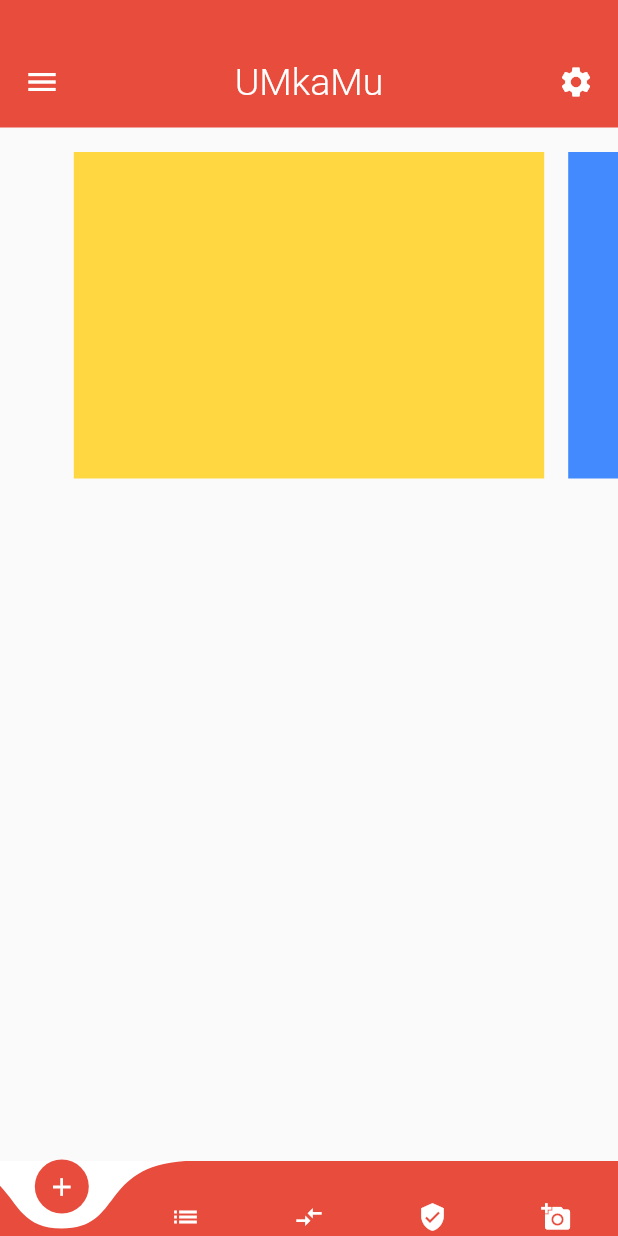
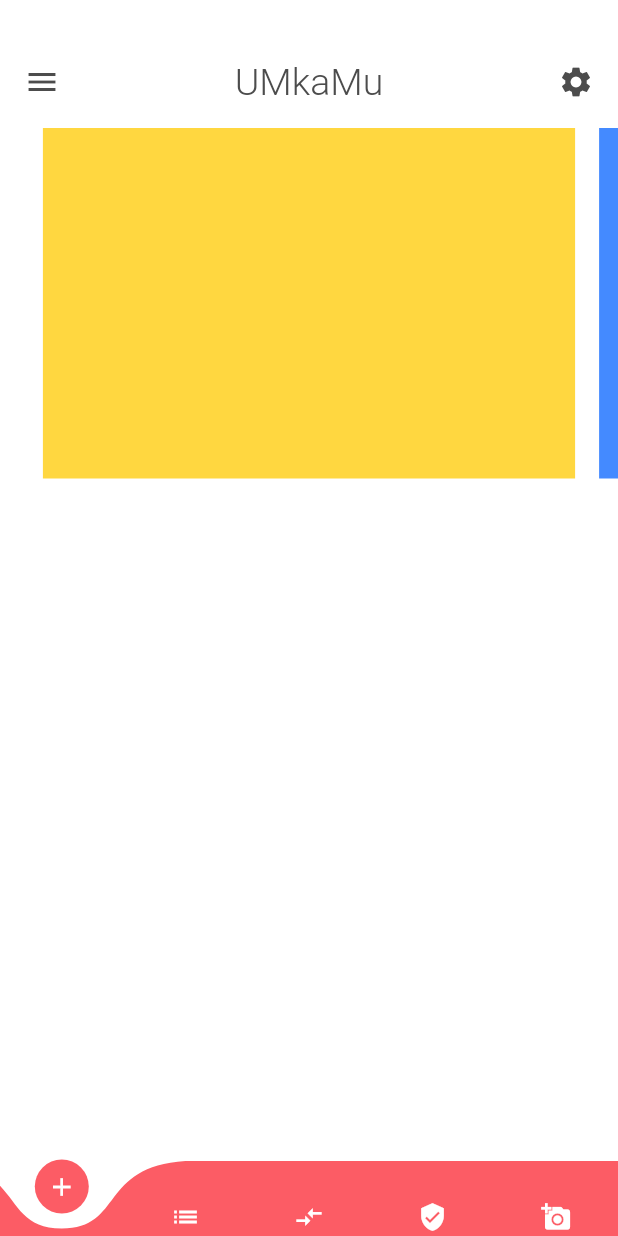
Before and after one commit to conclude91/umkamu-hybrid, a Flutter app: the screen it shows after launch, on a phone screen of 412 x 824 dp. Run offline on Flutter 3.47's test engine with Material 2 defaults, Android fonts, the phone set to English and light mode, and no system bars; drawn by our look-alikes of curved_navigation_bar; missing offline and left inert: flutter_open_whatsapp; Roboto replaces fonts that are missing (fonts/Roboto-Light.tff).

```diff
--- a/lib/sidebar_menu_dashboard_layout.dart
+++ b/lib/sidebar_menu_dashboard_layout.dart
@@ -1,12 +1,13 @@
 import 'package:curved_navigation_bar/curved_navigation_bar.dart';
 import 'package:flutter/cupertino.dart';
 import 'package:flutter/material.dart';
+import 'package:umkamu/whatsapp_layout.dart';
 
 final String appName = "UMkaMu";
 final Color backgroundColor = Color(0xFFFFFFFF);
 final Color primaryContentColor = Color(0xFF4C4C4C);
 final Color secondaryContentColor = Color(0xFFFFFFFF);
-final Color primaryColor = Color(0xFFE74C3C);
+final Color primaryColor = Color(0xFFFC5C65);
 final String primaryFont = 'fonts/Roboto-Light.tff';
 final double mediumSize = 20;
 final double largeSize = 25;
@@ -21,7 +22,7 @@ class _SidebarMenuDashboardPageState extends State<SidebarMenuDashboardPage>
     with SingleTickerProviderStateMixin {
   bool isCollapsed = true;
   double screenWidth, screenHeight;
-  final Duration duration = const Duration(milliseconds: 300);
+  final Duration duration = const Duration(milliseconds: 500);
   AnimationController _animationController;
   Animation<double> _dashboardScaleAnimation;
   Animation<double> _sidebarMenuScaleAnimation;
@@ -52,7 +53,7 @@ class _SidebarMenuDashboardPageState extends State<SidebarMenuDashboardPage>
     screenHeight = size.height;
 
     return Scaffold(
-      backgroundColor: primaryColor,
+      backgroundColor: backgroundColor,
       body: Stack(
         children: <Widget>[
           menu(context),
@@ -134,12 +135,13 @@ class _SidebarMenuDashboardPageState extends State<SidebarMenuDashboardPage>
         scale: _dashboardScaleAnimation,
         child: Material(
           elevation: 8,
-          color: backgroundColor,
+          child: ClipRRect(
             child: Scaffold(
+              backgroundColor: backgroundColor,
               body: Column(
                 children: <Widget>[
                   Container(
-                  color: primaryColor,
+                    color: backgroundColor,
                     padding: const EdgeInsets.only(
                         left: 16, right: 16, top: 40, bottom: 16),
                     child: Row(
@@ -147,7 +149,7 @@ class _SidebarMenuDashboardPageState extends State<SidebarMenuDashboardPage>
                       mainAxisSize: MainAxisSize.max,
                       children: <Widget>[
                         InkWell(
-                        child: Icon(Icons.menu, color: secondaryContentColor),
+                          child: Icon(Icons.menu, color: primaryContentColor),
                           onTap: () {
                             setState(() {
                               if (isCollapsed) {
@@ -161,35 +163,43 @@ class _SidebarMenuDashboardPageState extends State<SidebarMenuDashboardPage>
                         ),
                         Text(appName,
                             style: TextStyle(
-                              color: secondaryContentColor,
+                                color: primaryContentColor,
                                 fontSize: largeSize,
                                 fontFamily: primaryFont)),
-                      Icon(Icons.settings, color: secondaryContentColor),
+                        InkWell(
+                          child: Icon(Icons.settings, color: primaryContentColor),
+                          onTap: () {
+                            Navigator.push(
+                                context,
+                                MaterialPageRoute(
+                                    builder: (context) => WhatsApp()));
+                          },
+                        ),
                       ],
                     ),
                   ),
                   Container(
-                  padding: const EdgeInsets.only(top: 16, bottom: 16),
+                    padding: const EdgeInsets.only(bottom: 16),
                     height: 250,
                     child: PageView(
-                    controller: PageController(viewportFraction: 0.8),
+                      controller: PageController(viewportFraction: 0.9),
                       scrollDirection: Axis.horizontal,
                       pageSnapping: true,
                       children: <Widget>[
                         Container(
                           margin: EdgeInsets.symmetric(horizontal: 8),
                           color: Colors.amberAccent,
-                        width: 100,
+                          width: 250,
                         ),
                         Container(
                           margin: EdgeInsets.symmetric(horizontal: 8),
                           color: Colors.blueAccent,
-                        width: 100,
+                          width: 250,
                         ),
                         Container(
                           margin: EdgeInsets.symmetric(horizontal: 8),
                           color: Colors.greenAccent,
-                        width: 100,
+                          width: 250,
                         ),
                       ],
                     ),
@@ -198,20 +208,21 @@ class _SidebarMenuDashboardPageState extends State<SidebarMenuDashboardPage>
               ),
               bottomNavigationBar: CurvedNavigationBar(
                 color: primaryColor,
-              backgroundColor: backgroundColor,
+                backgroundColor: secondaryContentColor,
                 buttonBackgroundColor: primaryColor,
                 height: 50,
                 animationDuration: Duration(milliseconds: 500),
                 animationCurve: Curves.fastOutSlowIn,
                 items: <Widget>[
-                Icon(Icons.add, size: mediumSize, color: backgroundColor),
-                Icon(Icons.list, size: mediumSize, color: backgroundColor),
+                  Icon(Icons.add, size: mediumSize, color: secondaryContentColor),
+                  Icon(Icons.list,
+                      size: mediumSize, color: secondaryContentColor),
                   Icon(Icons.compare_arrows,
-                    size: mediumSize, color: backgroundColor),
+                      size: mediumSize, color: secondaryContentColor),
                   Icon(Icons.verified_user,
-                    size: mediumSize, color: backgroundColor),
+                      size: mediumSize, color: secondaryContentColor),
                   Icon(Icons.add_a_photo,
-                    size: mediumSize, color: backgroundColor),
+                      size: mediumSize, color: secondaryContentColor),
                 ],
                 onTap: (index) {
                   debugPrint('this is index-$index');
@@ -220,6 +231,7 @@ class _SidebarMenuDashboardPageState extends State<SidebarMenuDashboardPage>
             ),
           ),
         ),
+      ),
     );
   }
 }
--- a/pubspec.yaml
+++ b/pubspec.yaml
@@ -22,6 +22,7 @@ environment:
 
 dependencies:
   curved_navigation_bar:
+  flutter_open_whatsapp:
   flutter:
     sdk: flutter
 
```
Also changed, not shown: lib/main-backup.dart (deleted, +0 -37 lines), lib/whatsapp_layout.dart (added, +58 -0 lines), pubspec.lock. Lines whose indentation alone changed are shown as unchanged.
